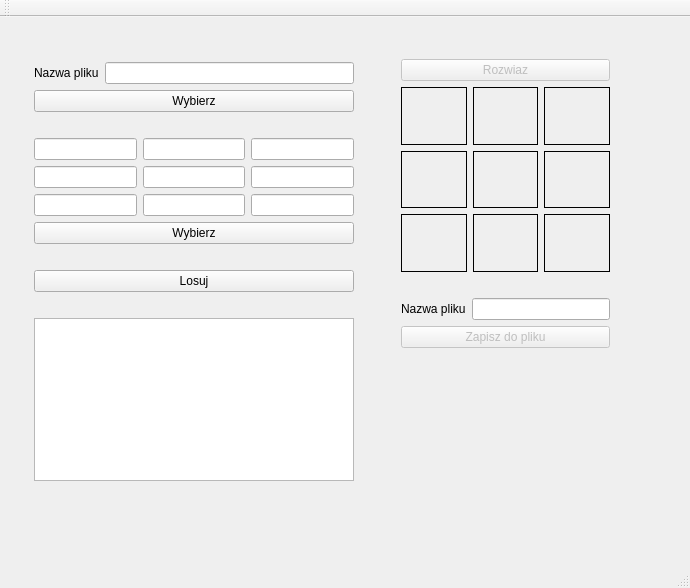
Before: the Qt Designer form mainwindow.ui in garmelito/zap-puzzle, drawn with Qt 5.
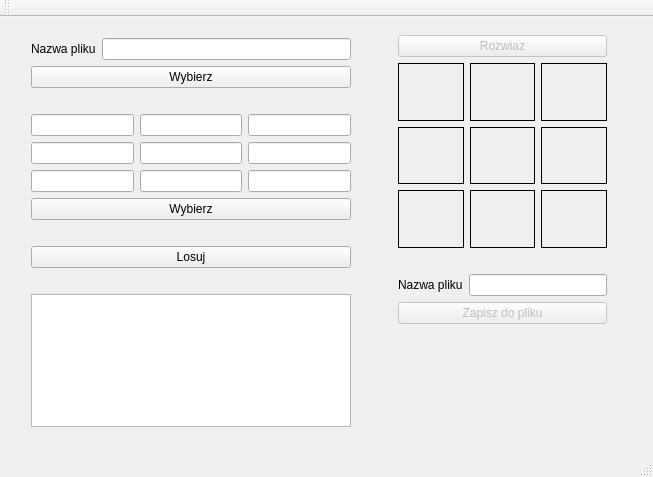
After: the same form once the commit is applied.

The edit to the form file:
```diff
--- a/mainwindow.ui
+++ b/mainwindow.ui
@@ -6,8 +6,8 @@
    <rect>
     <x>0</x>
     <y>0</y>
-    <width>690</width>
-    <height>588</height>
+    <width>653</width>
+    <height>477</height>
    </rect>
   </property>
   <property name="windowTitle">
@@ -17,10 +17,10 @@
    <widget class="QWidget" name="layoutWidget">
     <property name="geometry">
      <rect>
-      <x>23</x>
-      <y>34</y>
+      <x>20</x>
+      <y>10</y>
       <width>342</width>
-      <height>441</height>
+      <height>411</height>
      </rect>
     </property>
     <layout class="QVBoxLayout" name="verticalLayout_2">
@@ -145,8 +145,8 @@
    <widget class="QWidget" name="layoutWidget">
     <property name="geometry">
      <rect>
-      <x>390</x>
-      <y>31</y>
+      <x>387</x>
+      <y>7</y>
       <width>231</width>
       <height>311</height>
      </rect>
```
Left out of the diff: 2 changed lines with no effect on the pictures.
